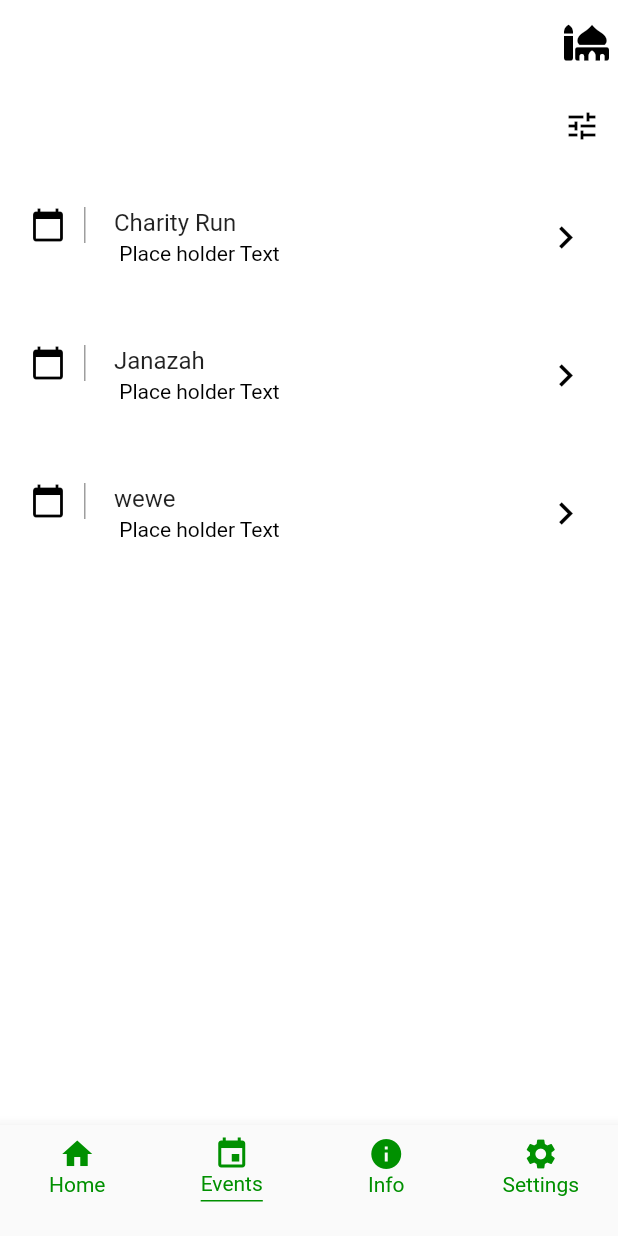
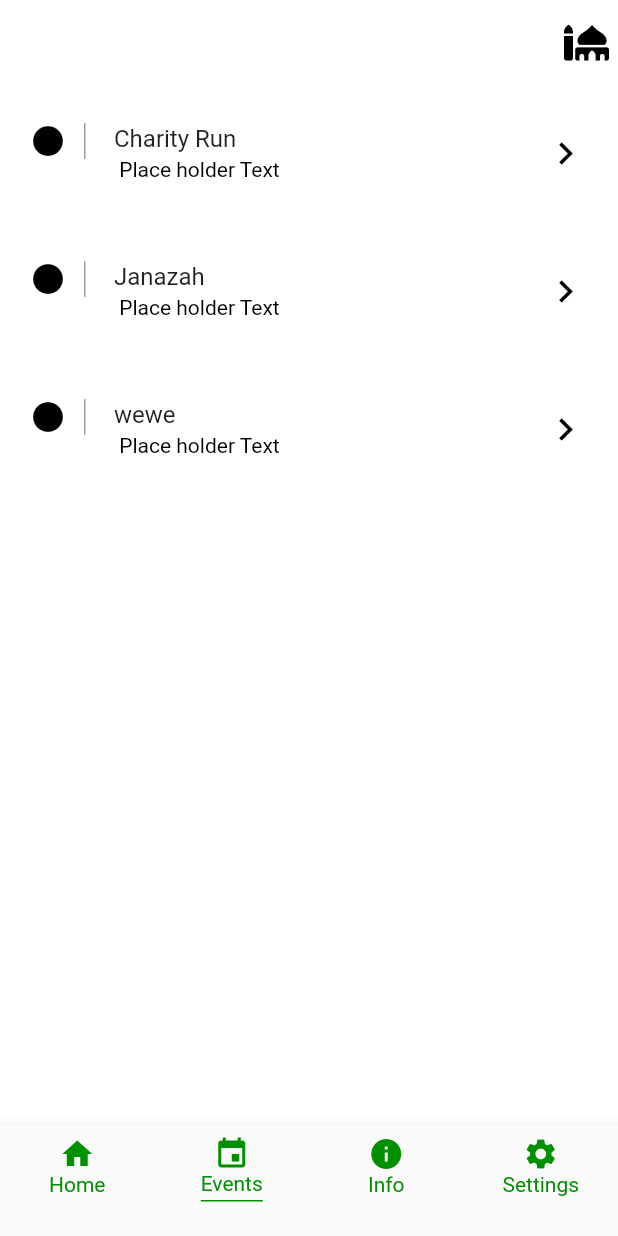
Before and after one commit to MostafaHirsi/Eqamah, a Flutter app: the screen it shows after launch, item 2 of the bottom bar chosen, on a phone screen of 412 x 824 dp. Run offline on Flutter 3.47's test engine with Material 2 defaults, Android fonts, the phone set to English and light mode, and no system bars; our stand-ins replace cached_network_image, font_awesome_flutter.

Commit message:
event stuff

```diff
--- a/lib/pages/event.dart
+++ b/lib/pages/event.dart
@@ -16,18 +16,7 @@ class _EventPageState extends State<EventPage> {
   @override
   Widget build(BuildContext context) {
     return Scaffold(
-      appBar: AppBar(
-        elevation: 0.0,
-        backgroundColor: Colors.transparent,
 
-        actions: <Widget>[
-           new IconButton(
-             icon: new Icon(Icons.tune),
-            onPressed: () => Navigator.of(context).pop(null),
-           ),
-         ],
-
-      ),
       backgroundColor: Colors.white,
       body:ListView.builder(itemBuilder: buildEventItem, itemCount: eventItems.length,)
     );
@@ -58,7 +47,7 @@ class EventItem extends StatelessWidget {
           decoration: new BoxDecoration(
               border: new Border(
                   right: new BorderSide(width: 1.0, color: Colors.grey))),
-          child: Icon(Icons.calendar_today, color: Colors.black),
+          child: Icon(Icons.lens, color: Colors.black),
 
         ),
       title: Text(eventListName),
--- a/lib/pages/eventDetail.dart
+++ b/lib/pages/eventDetail.dart
@@ -17,9 +17,6 @@ class _MosqueEventDetailPageState extends State<MosqueEventDetailPage> {
   @override
   Widget build(BuildContext context) {
     return Scaffold(
-      appBar: AppBar(
-        title: Text(eventListName),
-      ),
       body: Flex(
 
         direction: Axis.vertical,
```
Also changed, not shown: lib/pages/navigation.dart (+10 -0 lines).
